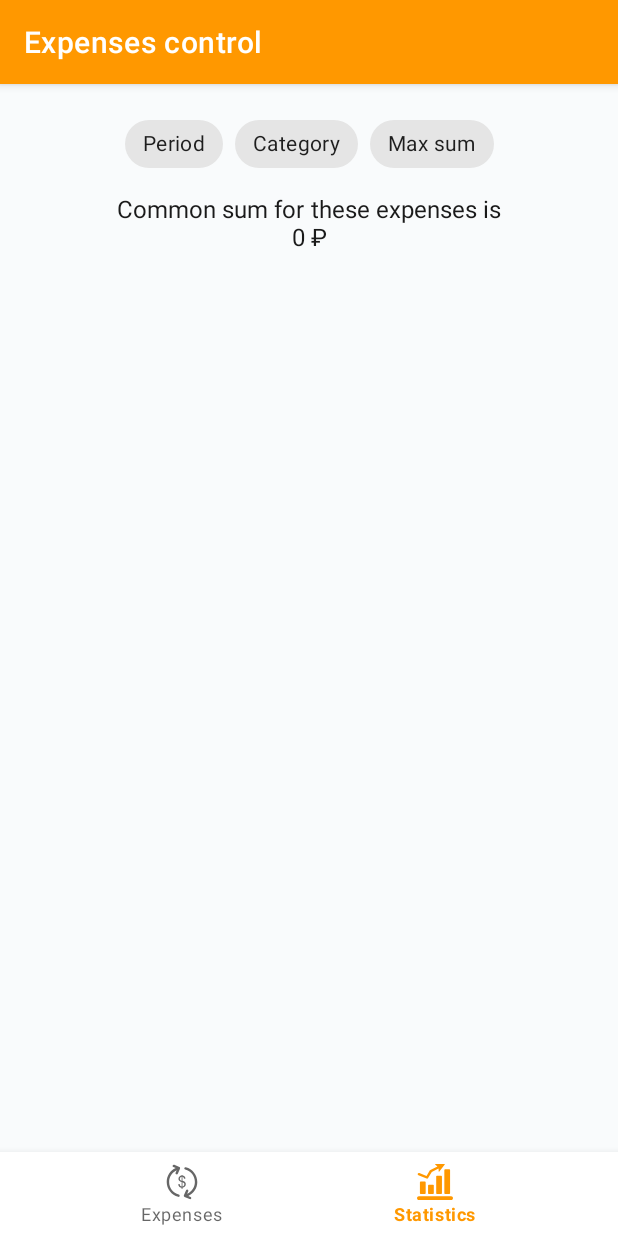
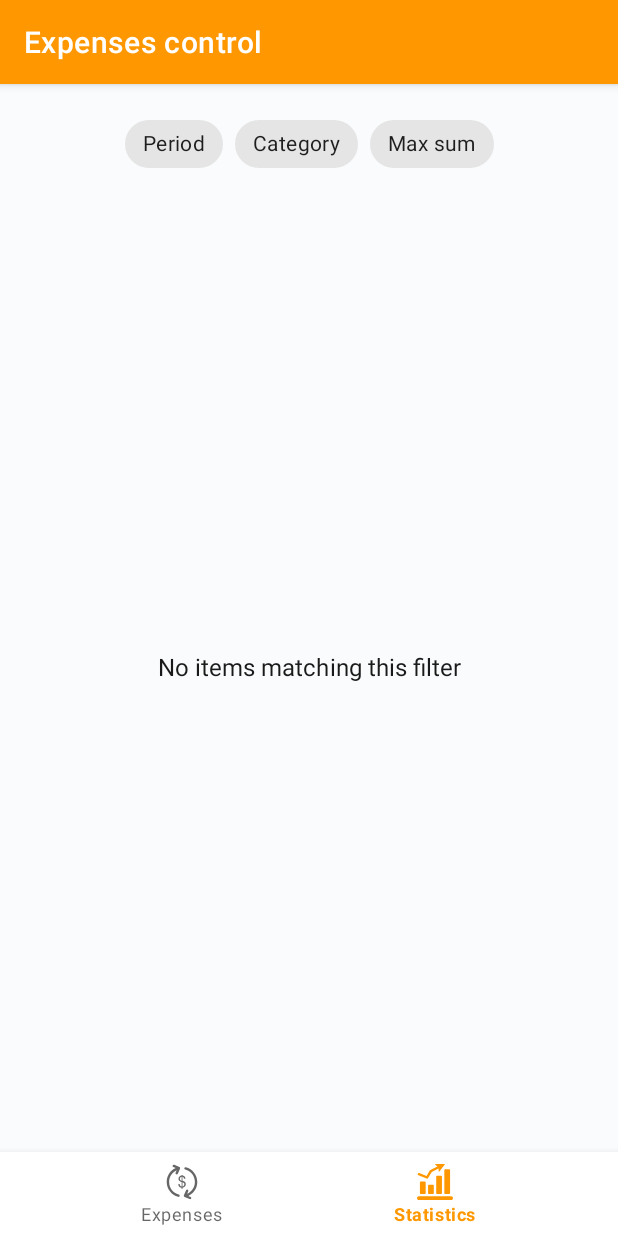
Before and after one commit to artyomefimov/ExpensesControl, an Android app: the StatisticsFragment screen opened through its navigation route, on a phone screen of 412 x 824 dp. Run offline under Robolectric (Android 15) with nearby library versions, the phone set to English and light mode, and no system bars; our stand-ins replace Dagger/Hilt's generated code, navigation-ui.

Commit message:
Добавлен элемент, отображающий отсутствие подходящих трат

```diff
--- a/app/src/main/java/com/artyomefimov/expensescontrol/domain/interactor/statistics/StatisticsInteractorImpl.kt
+++ b/app/src/main/java/com/artyomefimov/expensescontrol/domain/interactor/statistics/StatisticsInteractorImpl.kt
@@ -36,7 +36,11 @@ class StatisticsInteractorImpl @Inject constructor(
                     resultList.add(expenseWithMaxSum)
                 }
             }
-            val commonSum = if (filter.isMaxSumFilterEnabled) null else calculateCommonSum(resultList)
+            val commonSum = if (filter.isMaxSumFilterEnabled || resultList.isEmpty()) {
+                null
+            } else {
+                calculateCommonSum(resultList)
+            }
             expensesFlow.value = expensesFlow.value.copy(
                 expenses = resultList,
                 commonSum = commonSum
--- a/app/src/main/java/com/artyomefimov/expensescontrol/presentation/view/statistics/StatisticsFragment.kt
+++ b/app/src/main/java/com/artyomefimov/expensescontrol/presentation/view/statistics/StatisticsFragment.kt
@@ -77,6 +77,8 @@ class StatisticsFragment : Fragment() {
     }
 
     private fun updateExpenses(items: List<ExpenseInfo>) {
+        binding.noMatchingItemsTextView.isVisible = items.isEmpty()
+        binding.expensesRecyclerView.isVisible = items.isNotEmpty()
         val callback = ExpensesDiffUtilCallback(
             oldItems = adapter.getItems(),
             newItems = items
--- a/app/src/main/res/layout/fragment_statistics.xml
+++ b/app/src/main/res/layout/fragment_statistics.xml
@@ -28,7 +28,9 @@
         app:layout_constraintBottom_toTopOf="@id/commonSumOfFilteredExpensesTextView"
         app:layout_constraintEnd_toEndOf="parent"
         app:layout_constraintStart_toStartOf="parent"
-        app:layout_constraintTop_toBottomOf="@id/topGuideline" />
+        app:layout_constraintTop_toBottomOf="@id/topGuideline"
+        app:layout_constraintVertical_chainStyle="packed"
+        app:layout_constraintVertical_bias="0.0" />
 
     <com.google.android.material.chip.Chip
         android:id="@+id/chipPeriod"
@@ -65,7 +67,7 @@
         android:layout_marginEnd="@dimen/margin_16dp"
         android:gravity="center"
         android:textAppearance="@style/TextStyle.Size16"
-        app:layout_constraintBottom_toTopOf="@id/expensesRecyclerView"
+        app:layout_constraintBottom_toBottomOf="parent"
         app:layout_constraintEnd_toEndOf="parent"
         app:layout_constraintStart_toStartOf="parent"
         app:layout_constraintTop_toBottomOf="@id/chipsFlow"
@@ -82,4 +84,19 @@
         app:layout_constraintTop_toBottomOf="@id/commonSumOfFilteredExpensesTextView"
         tools:listitem="@layout/item_expense_info" />
 
+    <com.google.android.material.textview.MaterialTextView
+        android:id="@+id/noMatchingItemsTextView"
+        android:layout_width="0dp"
+        android:layout_height="wrap_content"
+        android:layout_marginStart="@dimen/margin_16dp"
+        android:layout_marginEnd="@dimen/margin_16dp"
+        android:gravity="center"
+        android:text="@string/no_matching_items"
+        android:textAppearance="@style/TextStyle.Size16"
+        android:visibility="gone"
+        app:layout_constraintBottom_toBottomOf="parent"
+        app:layout_constraintEnd_toEndOf="parent"
+        app:layout_constraintStart_toStartOf="parent"
+        app:layout_constraintTop_toBottomOf="@id/commonSumOfFilteredExpensesTextView" />
+
 </androidx.constraintlayout.widget.ConstraintLayout>
--- a/app/src/main/res/values/strings.xml
+++ b/app/src/main/res/values/strings.xml
@@ -51,4 +51,5 @@
         <item>@string/category_other</item>
     </string-array>
     <string name="common_sum">Common sum for these expenses is\n%1$s ₽</string>
+    <string name="no_matching_items">No items matching this filter</string>
 </resources>
```
Also changed, not shown: 1 other file.
